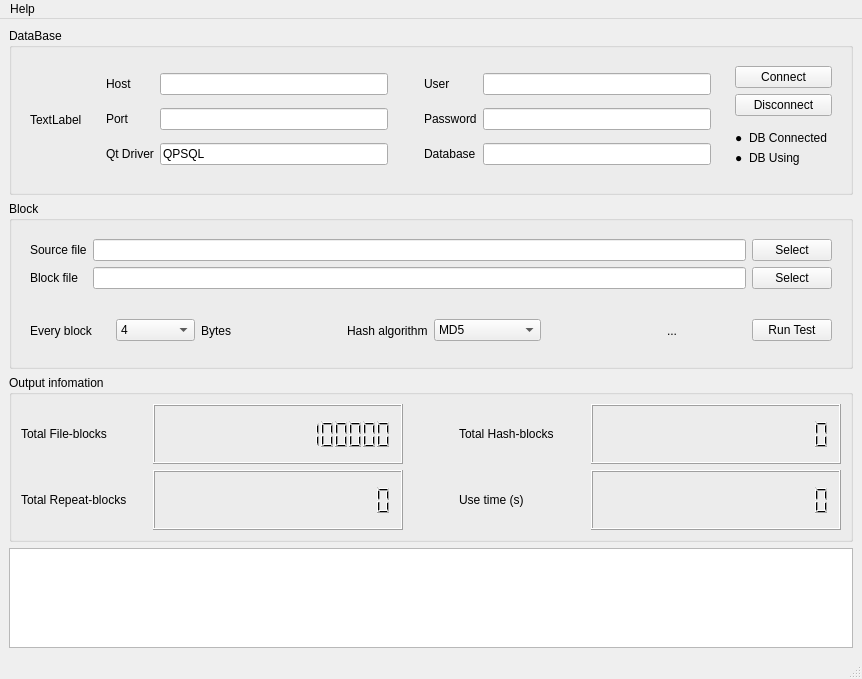
NekoSilverFox/BlockStorageTester, file mainwindow.ui: the form before one commit.
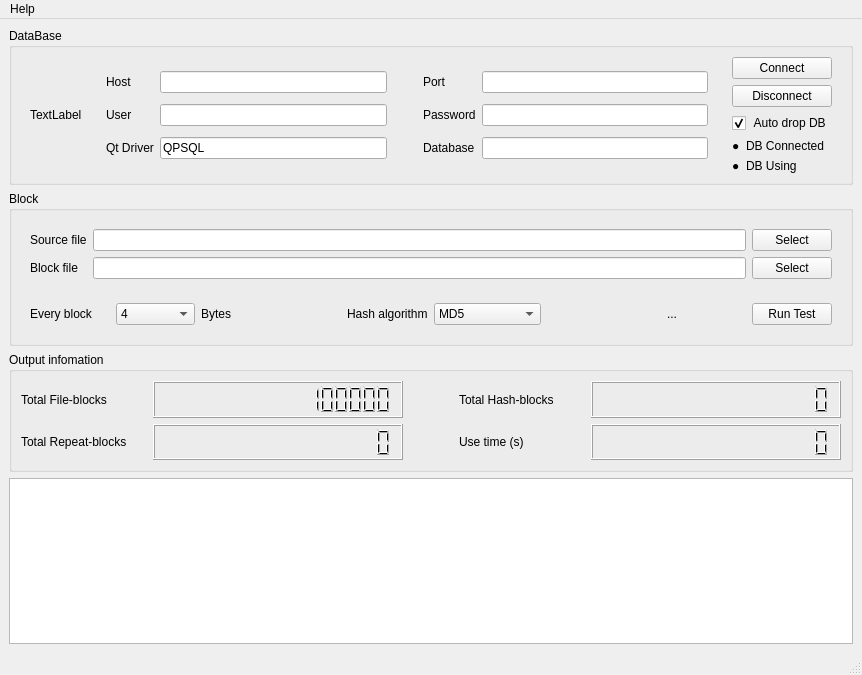
The form after the commit.

Commit message: 修改 为通过成员存储数据库连接信息

```diff
--- a/mainwindow.ui
+++ b/mainwindow.ui
@@ -7,7 +7,7 @@
     <x>0</x>
     <y>0</y>
     <width>862</width>
-    <height>679</height>
+    <height>675</height>
    </rect>
   </property>
   <property name="windowTitle">
@@ -24,92 +24,92 @@
        <item row="1" column="2">
         <widget class="QWidget" name="widget_2" native="true">
          <layout class="QGridLayout" name="gridLayout_3">
+          <item row="1" column="1">
+           <widget class="QLineEdit" name="leHost"/>
+          </item>
           <item row="1" column="3">
-           <widget class="QLabel" name="label_8">
-            <property name="text">
-             <string>Password</string>
-            </property>
-           </widget>
-          </item>
-          <item row="1" column="1">
-           <widget class="QLineEdit" name="lePort"/>
-          </item>
-          <item row="1" column="0">
            <widget class="QLabel" name="label_3">
             <property name="text">
              <string>Port</string>
             </property>
            </widget>
           </item>
-          <item row="0" column="3">
+          <item row="4" column="0">
+           <widget class="QLabel" name="label_6">
+            <property name="text">
+             <string>Qt Driver</string>
+            </property>
+           </widget>
+          </item>
+          <item row="4" column="1">
+           <widget class="QLineEdit" name="leDriver">
+            <property name="text">
+             <string>QPSQL</string>
+            </property>
+            <property name="readOnly">
+             <bool>true</bool>
+            </property>
+           </widget>
+          </item>
+          <item row="4" column="4">
+           <widget class="QLineEdit" name="leDatabase"/>
+          </item>
+          <item row="1" column="0">
+           <widget class="QLabel" name="label_2">
+            <property name="text">
+             <string>Host</string>
+            </property>
+           </widget>
+          </item>
+          <item row="1" column="4">
+           <widget class="QLineEdit" name="lePort"/>
+          </item>
+          <item row="4" column="3">
+           <widget class="QLabel" name="label_7">
+            <property name="text">
+             <string>Database</string>
+            </property>
+           </widget>
+          </item>
+          <item row="2" column="0">
            <widget class="QLabel" name="label_9">
             <property name="text">
              <string>User</string>
             </property>
            </widget>
           </item>
-          <item row="0" column="4">
+          <item row="2" column="1">
            <widget class="QLineEdit" name="leUser"/>
           </item>
           <item row="2" column="3">
-           <widget class="QLabel" name="label_7">
+           <widget class="QLabel" name="label_8">
             <property name="text">
-             <string>Database</string>
+             <string>Password</string>
             </property>
            </widget>
           </item>
-          <item row="1" column="2">
-           <spacer name="horizontalSpacer_4">
-            <property name="orientation">
-             <enum>Qt::Orientation::Horizontal</enum>
-            </property>
-            <property name="sizeType">
-             <enum>QSizePolicy::Policy::Maximum</enum>
-            </property>
-            <property name="sizeHint" stdset="0">
-             <size>
-              <width>30</width>
-              <height>20</height>
-             </size>
-            </property>
-           </spacer>
-          </item>
-          <item row="0" column="1">
-           <widget class="QLineEdit" name="leHost"/>
-          </item>
-          <item row="1" column="4">
+          <item row="2" column="4">
            <widget class="QLineEdit" name="lePassword">
             <property name="echoMode">
              <enum>QLineEdit::EchoMode::Password</enum>
             </property>
            </widget>
           </item>
-          <item row="2" column="4">
-           <widget class="QLineEdit" name="leDatabase"/>
-          </item>
-          <item row="0" column="0">
-           <widget class="QLabel" name="label_2">
-            <property name="text">
-             <string>Host</string>
+          <item row="2" column="2">
+           <spacer name="horizontalSpacer_4">
+            <property name="orientation">
+             <enum>Qt::Orientation::Horizontal</enum>
             </property>
-           </widget>
-          </item>
-          <item row="2" column="0">
-           <widget class="QLabel" name="label_6">
-            <property name="text">
-             <string>Qt Driver</string>
+            <property name="sizeType">
+             <enum>QSizePolicy::Policy::Maximum</enum>
             </property>
-           </widget>
-          </item>
-          <item row="2" column="1">
-           <widget class="QLineEdit" name="leDriver">
-            <property name="text">
-             <string>QPSQL</string>
+            <property name="sizeHint" stdset="0">
+             <size>
+              <width>30</width>
+              <height>20</height>
+             </size>
             </property>
-            <property name="readOnly">
-             <bool>true</bool>
-            </property>
-           </widget>
+           </spacer>
           </item>
          </layout>
         </widget>
@@ -136,6 +136,12 @@
        <item row="1" column="3">
         <widget class="QWidget" name="widget_3" native="true">
          <layout class="QVBoxLayout" name="verticalLayout_2">
+          <property name="topMargin">
+           <number>0</number>
+          </property>
+          <property name="bottomMargin">
+           <number>0</number>
+          </property>
           <item>
            <widget class="QPushButton" name="btnConnectDB">
             <property name="text">
@@ -150,15 +156,31 @@
             </property>
            </widget>
           </item>
+          <item>
+           <widget class="QCheckBox" name="cbAutoDropDB">
+            <property name="text">
+             <string> Auto drop DB</string>
+            </property>
+            <property name="checked">
+             <bool>true</bool>
+            </property>
+           </widget>
+          </item>
           <item>
            <widget class="QWidget" name="widget_4" native="true">
             <layout class="QFormLayout" name="formLayout">
              <property name="leftMargin">
               <number>0</number>
              </property>
+             <property name="topMargin">
+              <number>0</number>
+             </property>
              <property name="rightMargin">
               <number>5</number>
              </property>
+             <property name="bottomMargin">
+              <number>0</number>
+             </property>
              <item row="0" column="0">
               <widget class="QLabel" name="lbDBConnected">
                <property name="text">
@@ -413,6 +435,12 @@
     </item>
     <item>
      <widget class="QGroupBox" name="groupBox_3">
+      <property name="minimumSize">
+       <size>
+        <width>0</width>
+        <height>120</height>
+       </size>
+      </property>
       <property name="title">
        <string>Output infomation</string>
       </property>
@@ -549,10 +577,16 @@
     </item>
     <item>
      <widget class="QTextBrowser" name="txbLog">
+      <property name="minimumSize">
+       <size>
+        <width>0</width>
+        <height>90</height>
+       </size>
+      </property>
       <property name="maximumSize">
        <size>
         <width>16777215</width>
-        <height>100</height>
+        <height>200</height>
        </size>
       </property>
      </widget>
```
Left out of the diff: 6 changed lines with no effect on the pictures. The commit also changes 2 other files.
